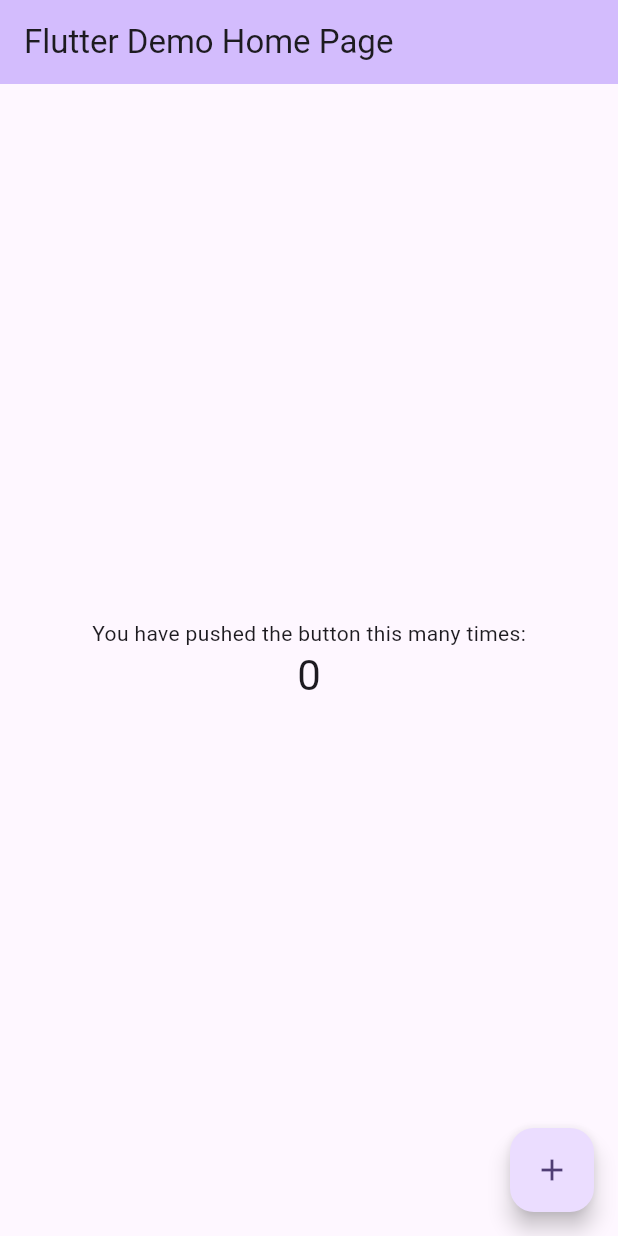
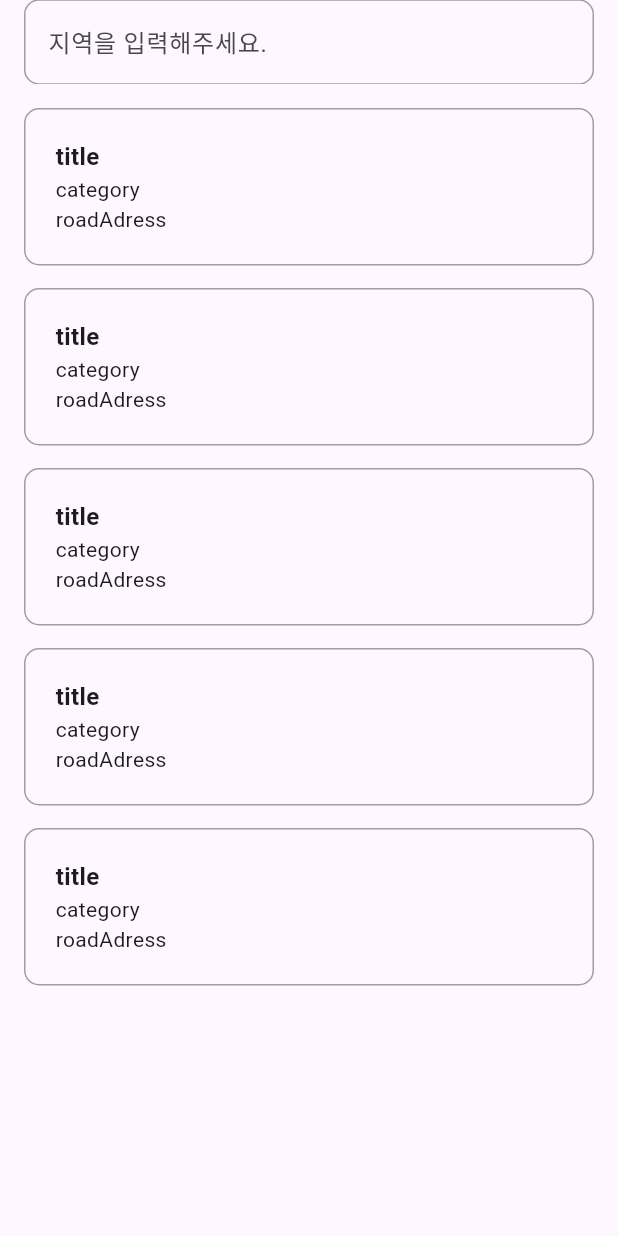
Before and after one commit to ds-k/flutter_search_app, a Flutter app: the screen it shows after launch, on a phone screen of 412 x 824 dp. Run offline on Flutter 3.47's test engine with Material 3 defaults, Android fonts, the phone set to English and light mode, and no system bars.

Commit message:
feat: home ui 구현

```diff
--- a/lib/main.dart
+++ b/lib/main.dart
@@ -1,4 +1,5 @@
 import 'package:flutter/material.dart';
+import 'package:flutter_search_app/ui/home/home.dart';
 
 void main() {
   runApp(const MyApp());
@@ -7,119 +8,15 @@ void main() {
 class MyApp extends StatelessWidget {
   const MyApp({super.key});
 
-  // This widget is the root of your application.
   @override
   Widget build(BuildContext context) {
     return MaterialApp(
       title: 'Flutter Demo',
       theme: ThemeData(
-        // This is the theme of your application.
-        //
-        // TRY THIS: Try running your application with "flutter run". You'll see
-        // the application has a purple toolbar. Then, without quitting the app,
-        // try changing the seedColor in the colorScheme below to Colors.green
-        // and then invoke "hot reload" (save your changes or press the "hot
-        // reload" button in a Flutter-supported IDE, or press "r" if you used
-        // the command line to start the app).
-        //
-        // Notice that the counter didn't reset back to zero; the application
-        // state is not lost during the reload. To reset the state, use hot
-        // restart instead.
-        //
-        // This works for code too, not just values: Most code changes can be
-        // tested with just a hot reload.
         colorScheme: ColorScheme.fromSeed(seedColor: Colors.deepPurple),
         useMaterial3: true,
       ),
-      home: const MyHomePage(title: 'Flutter Demo Home Page'),
+      home: Home(),
     );
   }
 }
-
-class MyHomePage extends StatefulWidget {
-  const MyHomePage({super.key, required this.title});
-
-  // This widget is the home page of your application. It is stateful, meaning
-  // that it has a State object (defined below) that contains fields that affect
-  // how it looks.
-
-  // This class is the configuration for the state. It holds the values (in this
-  // case the title) provided by the parent (in this case the App widget) and
-  // used by the build method of the State. Fields in a Widget subclass are
-  // always marked "final".
-
-  final String title;
-
-  @override
-  State<MyHomePage> createState() => _MyHomePageState();
-}
-
-class _MyHomePageState extends State<MyHomePage> {
-  int _counter = 0;
-
-  void _incrementCounter() {
-    setState(() {
-      // This call to setState tells the Flutter framework that something has
-      // changed in this State, which causes it to rerun the build method below
-      // so that the display can reflect the updated values. If we changed
-      // _counter without calling setState(), then the build method would not be
-      // called again, and so nothing would appear to happen.
-      _counter++;
-    });
-  }
-
-  @override
-  Widget build(BuildContext context) {
-    // This method is rerun every time setState is called, for instance as done
-    // by the _incrementCounter method above.
-    //
-    // The Flutter framework has been optimized to make rerunning build methods
-    // fast, so that you can just rebuild anything that needs updating rather
-    // than having to individually change instances of widgets.
-    return Scaffold(
-      appBar: AppBar(
-        // TRY THIS: Try changing the color here to a specific color (to
-        // Colors.amber, perhaps?) and trigger a hot reload to see the AppBar
-        // change color while the other colors stay the same.
-        backgroundColor: Theme.of(context).colorScheme.inversePrimary,
-        // Here we take the value from the MyHomePage object that was created by
-        // the App.build method, and use it to set our appbar title.
-        title: Text(widget.title),
-      ),
-      body: Center(
-        // Center is a layout widget. It takes a single child and positions it
-        // in the middle of the parent.
-        child: Column(
-          // Column is also a layout widget. It takes a list of children and
-          // arranges them vertically. By default, it sizes itself to fit its
-          // children horizontally, and tries to be as tall as its parent.
-          //
-          // Column has various properties to control how it sizes itself and
-          // how it positions its children. Here we use mainAxisAlignment to
-          // center the children vertically; the main axis here is the vertical
-          // axis because Columns are vertical (the cross axis would be
-          // horizontal).
-          //
-          // TRY THIS: Invoke "debug painting" (choose the "Toggle Debug Paint"
-          // action in the IDE, or press "p" in the console), to see the
-          // wireframe for each widget.
-          mainAxisAlignment: MainAxisAlignment.center,
-          children: <Widget>[
-            const Text(
-              'You have pushed the button this many times:',
-            ),
-            Text(
-              '$_counter',
-              style: Theme.of(context).textTheme.headlineMedium,
-            ),
-          ],
-        ),
-      ),
-      floatingActionButton: FloatingActionButton(
-        onPressed: _incrementCounter,
-        tooltip: 'Increment',
-        child: const Icon(Icons.add),
-      ), // This trailing comma makes auto-formatting nicer for build methods.
-    );
-  }
-}
--- /dev/null
+++ b/lib/ui/home/home.dart
@@ -0,0 +1,93 @@
+import 'package:flutter/material.dart';
+
+class Home extends StatefulWidget {
+  Home({super.key});
+
+  @override
+  State<Home> createState() => _HomeState();
+}
+
+class _HomeState extends State<Home> {
+  TextEditingController textEditingController = TextEditingController();
+
+  @override
+  void dispose() {
+    textEditingController.dispose();
+    super.dispose();
+  }
+
+  @override
+  Widget build(BuildContext context) {
+    return GestureDetector(
+      onTap: () {
+        FocusScope.of(context).unfocus();
+      },
+      child: Scaffold(
+        appBar: AppBar(
+          title: TextField(
+            onChanged: (text) {
+              print('Text changed: $text');
+            },
+            onSubmitted: (text) {
+              print('Submitted text: $text');
+            },
+            decoration: InputDecoration(
+              hintText: "지역을 입력해주세요.",
+              enabledBorder: OutlineInputBorder(
+                borderRadius: BorderRadius.circular(10),
+                borderSide: BorderSide(
+                  color: Colors.grey, // Border 색상
+                  width: 1.0, // Border 두께
+                ),
+              ),
+              focusedBorder: OutlineInputBorder(
+                borderRadius: BorderRadius.circular(10),
+                borderSide: BorderSide(
+                  color: Colors.greenAccent, // Border 색상
+                  width: 1.0, // Border 두께
+                ),
+              ),
+              border: OutlineInputBorder(
+                borderRadius: BorderRadius.circular(10),
+              ),
+            ),
+          ),
+        ),
+        body: Padding(
+          padding: const EdgeInsets.all(16.0),
+          child: ListView.builder(
+              itemCount: 5,
+              itemBuilder: (BuildContext context, int index) {
+                return Column(
+                  children: [
+                    Container(
+                      padding: EdgeInsets.all(20),
+                      decoration: BoxDecoration(
+                        border: Border.all(width: 1, color: Colors.grey),
+                        borderRadius: BorderRadius.circular(10),
+                      ),
+                      alignment: Alignment.centerLeft,
+                      child: Column(
+                        crossAxisAlignment: CrossAxisAlignment.start,
+                        children: [
+                          Text(
+                            "title",
+                            style: TextStyle(
+                                fontSize: 16, fontWeight: FontWeight.bold),
+                          ),
+                          Text("category"),
+                          Text("roadAdress"),
+                        ],
+                      ),
+                    ),
+                    SizedBox(
+                      height: 15,
+                    )
+                  ],
+                );
+              }),
+        ),
+      ),
+    );
+  }
+}
```
Also changed, not shown: pubspec.yaml (+1 -56 lines), lib/ui/widget.dart (added).
